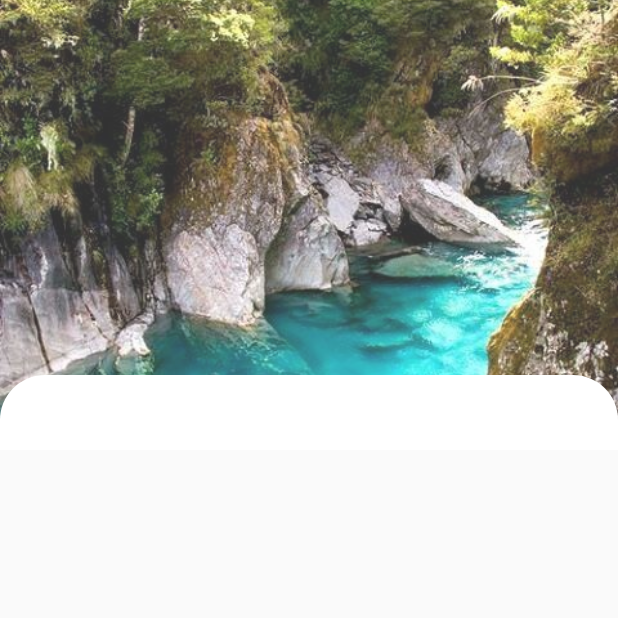
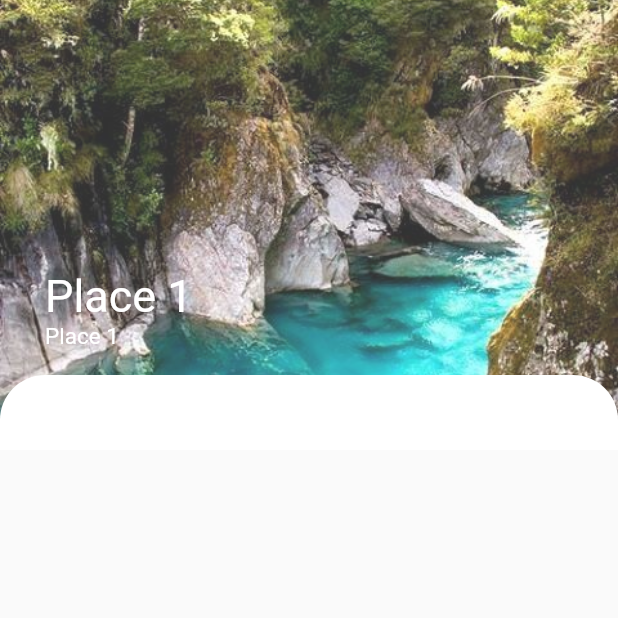
Before and after one commit to gulsenkeskin/travel-blog, a Flutter app: the screen it shows after launch, after a tap on "Place 1", on a phone screen of 412 x 824 dp, the top half of it. Run offline on Flutter 3.47's test engine with Material 2 defaults, Android fonts, the phone set to English and light mode, and no system bars.

Commit message:
Update detial.dart

```diff
--- a/lib/detial.dart
+++ b/lib/detial.dart
@@ -66,6 +66,28 @@ class DetailSliverDelegate extends SliverPersistentHeaderDelegate {
                     topLeft: Radius.circular(30),
                     topRight: Radius.circular(30),
                   )),
+            )),
+        Positioned(
+            top: expandedHeight - shrinkOffset - 120,
+            left: 30,
+            child: Column(
+              crossAxisAlignment: CrossAxisAlignment.start,
+              children: [
+                Text(
+                  travel.name,
+                  style: TextStyle(
+                    color: Colors.white,
+                    fontSize: 30,
+                  ),
+                ),
+                Text(
+                  travel.location,
+                  style: TextStyle(
+                    color: Colors.white,
+                    fontSize: 15,
+                  ),
+                )
+              ],
             ))
       ],
     );
```
